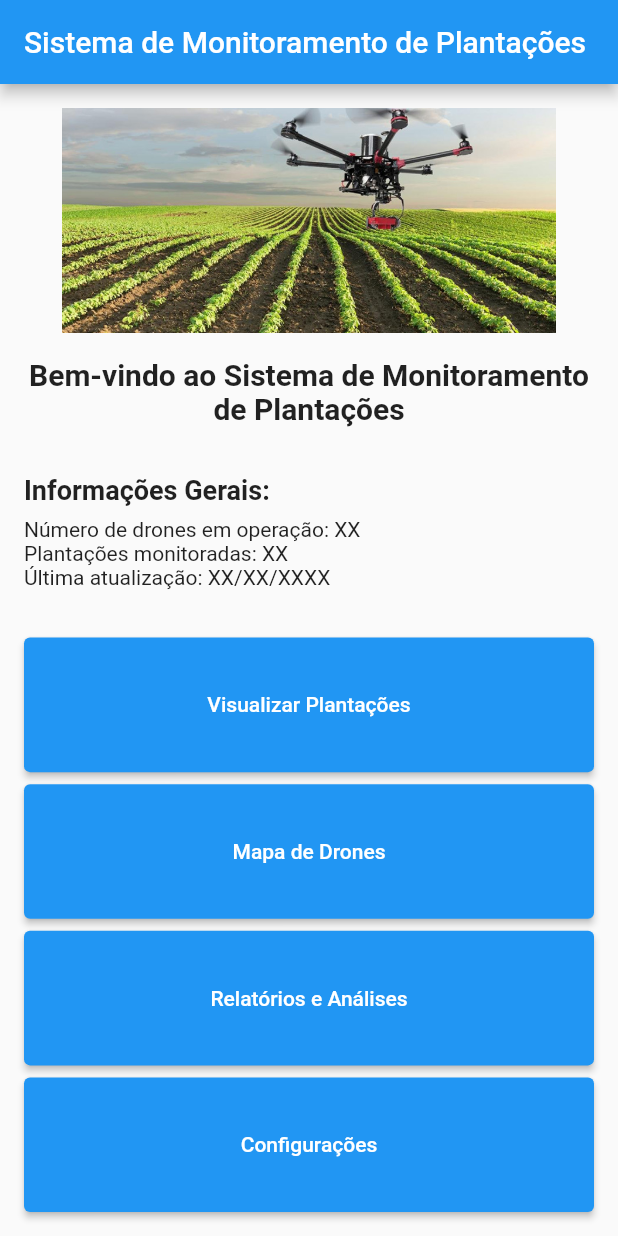
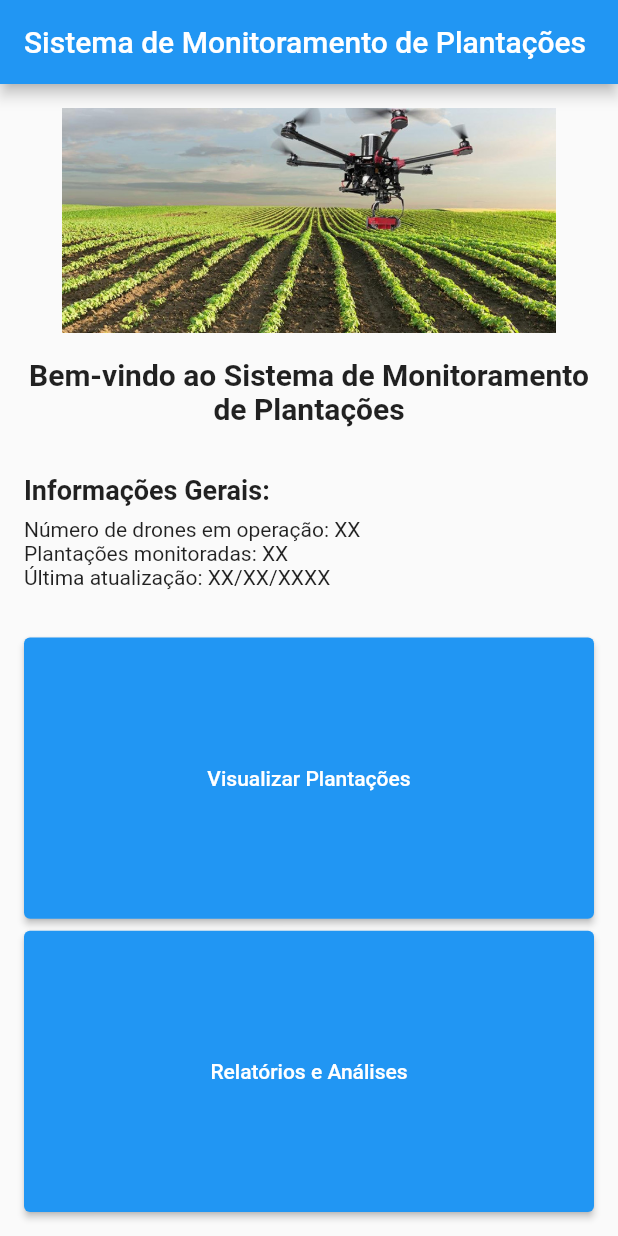
Before and after one commit to biuzos/globalSolution1, a Flutter app: the screen it shows after launch, on a phone screen of 412 x 824 dp. Run offline on Flutter 3.47's test engine with Material 2 defaults, Android fonts, the phone set to English and light mode, and no system bars.

Commit message:
retirando botoões inúteis

```diff
--- a/lib/screens/homescreen.dart
+++ b/lib/screens/homescreen.dart
@@ -58,31 +58,13 @@ class TelaInicial extends StatelessWidget {
             Expanded(
               child: ElevatedButton(
                 onPressed: () {
-                  // Navegar para a tela do mapa de drones
-                },
-                child: const Text('Mapa de Drones'),
-              ),
-            ),
-            const SizedBox(height: 8.0),
-            Expanded(
-              child: ElevatedButton(
-                onPressed: () {
-                    Navigator.push(
-        context,
-        MaterialPageRoute(builder: (context) => TelaHistorico()),
-      );
+                  Navigator.push(
+                    context,
+                    MaterialPageRoute(builder: (context) => TelaHistorico()),
+                  );
                   // Navegar para a tela de relatórios e análises
                 },
                 child: const Text('Relatórios e Análises'),
-              ),
-            ),
-            const SizedBox(height: 8.0),
-            Expanded(
-              child: ElevatedButton(
-                onPressed: () {
-                  // Navegar para a tela de configurações
-                },
-                child: const Text('Configurações'),
               ),
             ),
           ],
```
